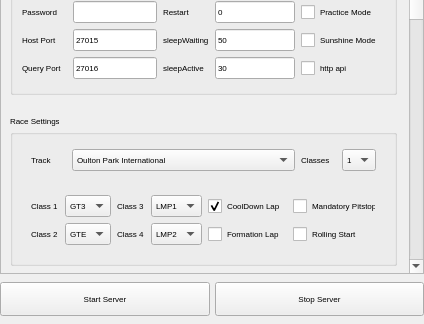
david-maus/PC2-ServerManager-GUI, file _SRC/ui/interfaceNEW.ui: the form before one commit; both pictures show x 0 to 424 and y 291 to 615 of the 424 by 615 pixel window.
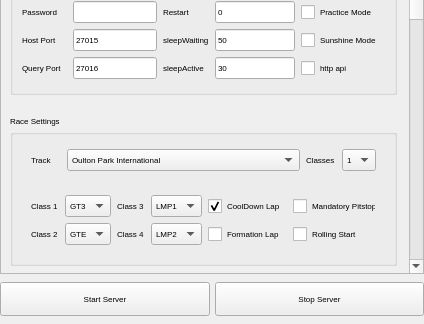
The form after the commit. Icons and pictures are not drawn.

Commit message: Tracks Dropdownmenu added - ui fixes

Diff of the .ui file:
```diff
--- a/_SRC/ui/interfaceNEW.ui
+++ b/_SRC/ui/interfaceNEW.ui
@@ -574,7 +574,7 @@
          <property name="geometry">
           <rect>
            <x>0</x>
-           <y>-37</y>
+           <y>0</y>
            <width>405</width>
            <height>1580</height>
           </rect>
@@ -2447,7 +2447,7 @@
                  <widget class="QLabel" name="label_7">
                   <property name="maximumSize">
                    <size>
-                    <width>35</width>
+                    <width>30</width>
                     <height>16777215</height>
                    </size>
                   </property>
@@ -2492,7 +2492,7 @@
                  <widget class="QLabel" name="label_6">
                   <property name="maximumSize">
                    <size>
-                    <width>35</width>
+                    <width>30</width>
                     <height>16777215</height>
                    </size>
                   </property>
```
Left out of the diff: 8 changed lines with no effect on the pictures. The commit also changes 3 other files.
